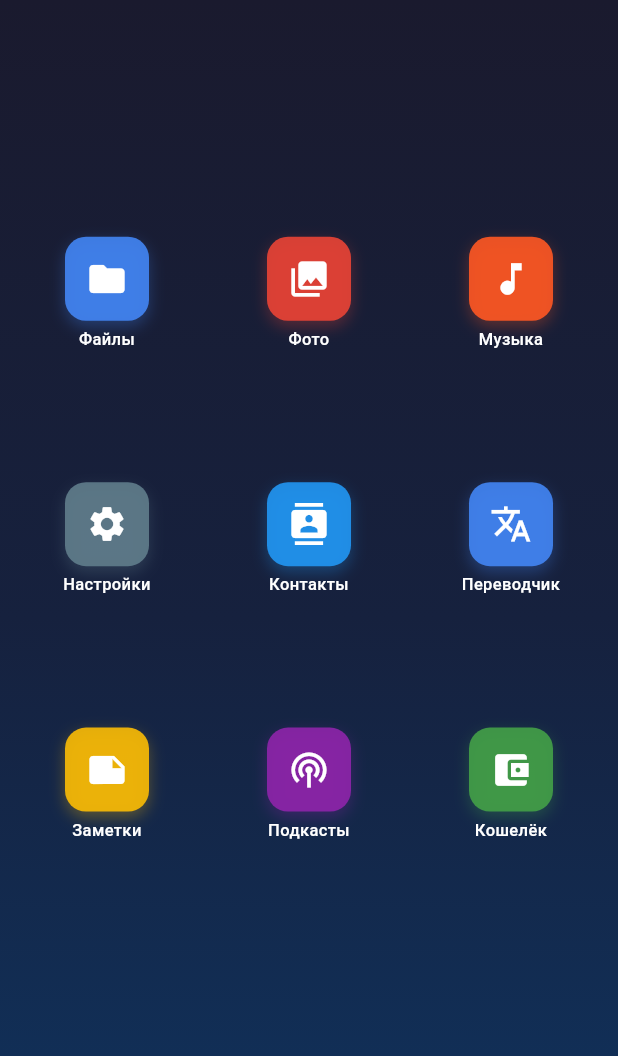
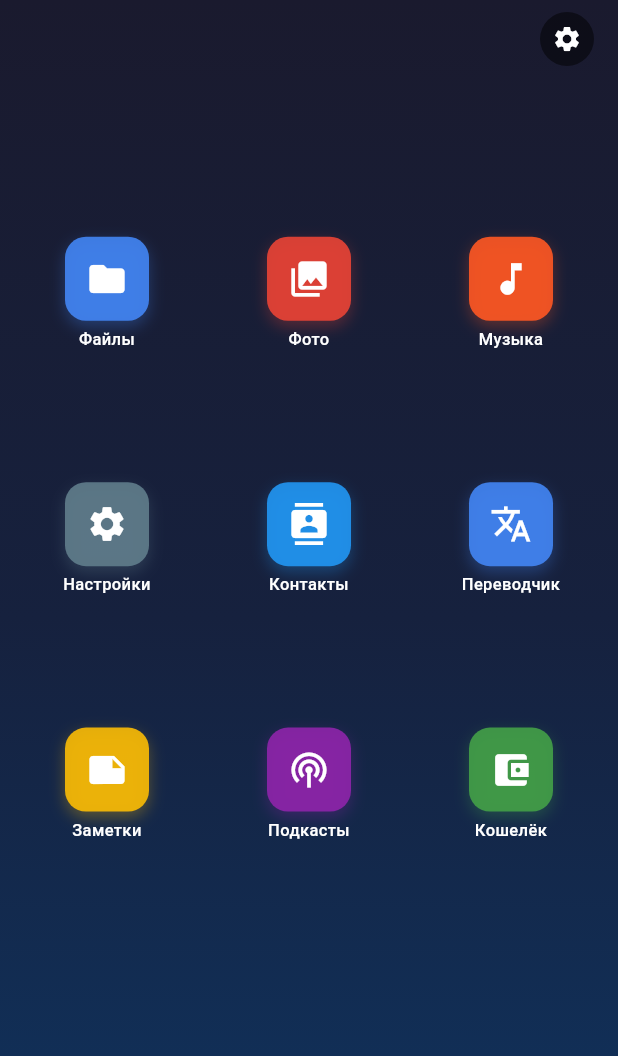
Before and after one commit to nik275ya-max/dfb, a Flutter app: the AppsNotesScreen widget shown alone on an empty page, opened directly with empty values, on a phone screen of 412 x 824 dp. Shown: the top 1056 px of the screen. Run offline on Flutter 3.47's test engine with Material 3 defaults, Android fonts, the phone set to English and light mode, and no system bars; our stand-ins replace shared_preferences; accounts and stored records are empty.

Commit message:
Move settings to notes screen, remove forced word highlighting and autoscroll

```diff
--- a/lib/screens/apps_notes_screen.dart
+++ b/lib/screens/apps_notes_screen.dart
@@ -3,15 +3,20 @@ import '../models/force_list.dart';
 import '../utils/app_icons.dart';
 import '../widgets/desktop_grid.dart';
 import 'notes_screen.dart';
+import 'settings_screen.dart';
 
 class AppsNotesScreen extends StatelessWidget {
   final List<ForceList> lists;
   final String? activeListId;
+  final Function(List<ForceList>)? onListsChanged;
+  final Function(String)? onActiveListChanged;
 
   const AppsNotesScreen({
     super.key,
     required this.lists,
     this.activeListId,
+    this.onListsChanged,
+    this.onActiveListChanged,
   });
 
   @override
@@ -29,7 +34,9 @@ class AppsNotesScreen extends StatelessWidget {
         ),
       ),
       child: SafeArea(
-        child: Column(
+        child: Stack(
+          children: [
+            Column(
               children: [
                 const Spacer(flex: 2),
                 Expanded(
@@ -54,6 +61,41 @@ class AppsNotesScreen extends StatelessWidget {
                 const Spacer(flex: 1),
               ],
             ),
+            Positioned(
+              top: 8,
+              right: 16,
+              child: GestureDetector(
+                onTap: () {
+                  if (onListsChanged != null && onActiveListChanged != null) {
+                    Navigator.push(
+                      context,
+                      MaterialPageRoute(
+                        builder: (context) => SettingsScreen(
+                          lists: lists,
+                          activeListId: activeListId,
+                          onListsChanged: onListsChanged!,
+                          onActiveListChanged: onActiveListChanged!,
+                        ),
+                      ),
+                    );
+                  }
+                },
+                child: Container(
+                  padding: const EdgeInsets.all(8),
+                  decoration: BoxDecoration(
+                    color: Colors.black.withValues(alpha: 0.5),
+                    shape: BoxShape.circle,
+                  ),
+                  child: const Icon(
+                    Icons.settings,
+                    color: Colors.white,
+                    size: 20,
+                  ),
+                ),
+              ),
+            ),
+          ],
+        ),
       ),
     );
   }
```
Also changed, not shown: lib/screens/home_screen.dart (+2 -35 lines), lib/screens/notes_screen.dart (+5 -42 lines). Lines whose indentation alone changed are shown as unchanged.
